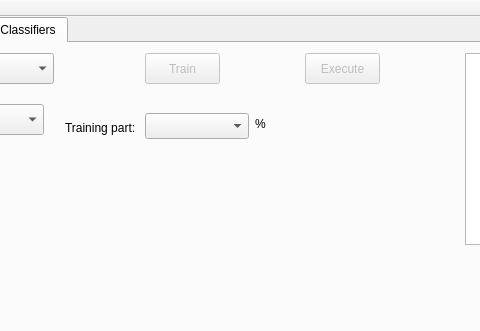
Old version of the form SMPD/mainwindow.ui in the repository Jack53416/SMPD; both pictures show x 247 to 727 and y 0 to 331 of the 991 by 540 pixel window.
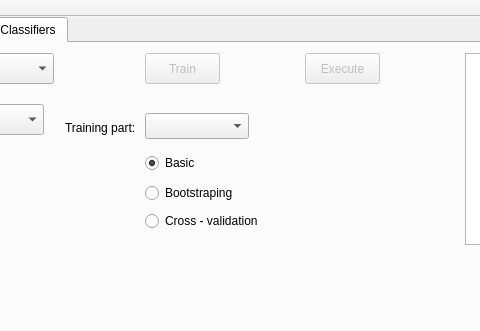
New version of the form. The open tabs and pages were chosen to show the change.

Commit message: dodane radiobuttony

Diff of the .ui file:
```diff
--- a/SMPD/mainwindow.ui
+++ b/SMPD/mainwindow.ui
@@ -323,17 +323,46 @@
        </rect>
       </property>
      </widget>
-     <widget class="QLabel" name="label_2">
+     <widget class="QRadioButton" name="radioButton">
       <property name="geometry">
        <rect>
-        <x>490</x>
-        <y>70</y>
-        <width>81</width>
-        <height>21</height>
+        <x>380</x>
+        <y>110</y>
+        <width>100</width>
+        <height>20</height>
        </rect>
       </property>
       <property name="text">
-       <string>%</string>
+       <string>Basic</string>
+      </property>
+      <property name="checked">
+       <bool>true</bool>
+      </property>
+     </widget>
+     <widget class="QRadioButton" name="radioButton_2">
+      <property name="geometry">
+       <rect>
+        <x>380</x>
+        <y>140</y>
+        <width>100</width>
+        <height>20</height>
+       </rect>
+      </property>
+      <property name="text">
+       <string>Bootstraping</string>
+      </property>
+     </widget>
+     <widget class="QRadioButton" name="radioButton_3">
+      <property name="geometry">
+       <rect>
+        <x>380</x>
+        <y>170</y>
+        <width>141</width>
+        <height>16</height>
+       </rect>
+      </property>
+      <property name="text">
+       <string>Cross - validation</string>
       </property>
      </widget>
     </widget>
```
Left out of the diff: 4 changed lines with no effect on the pictures. The commit also changes 1 other file.
